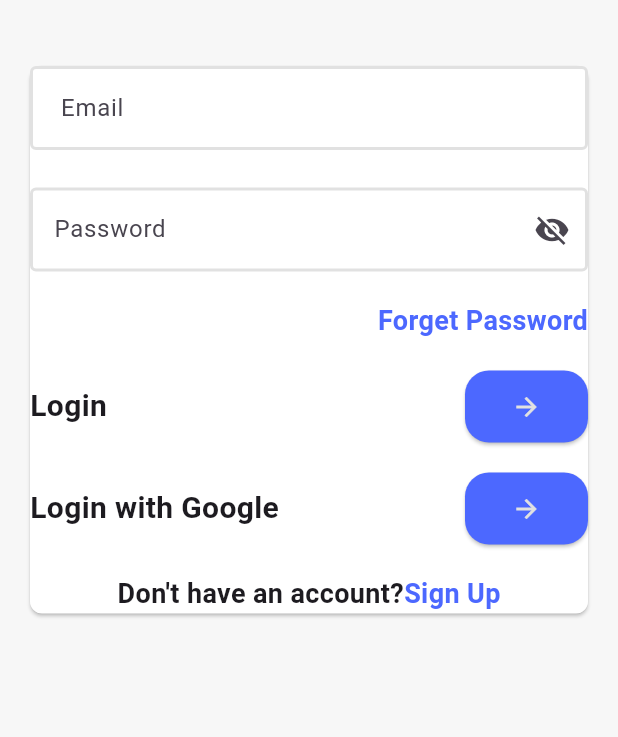
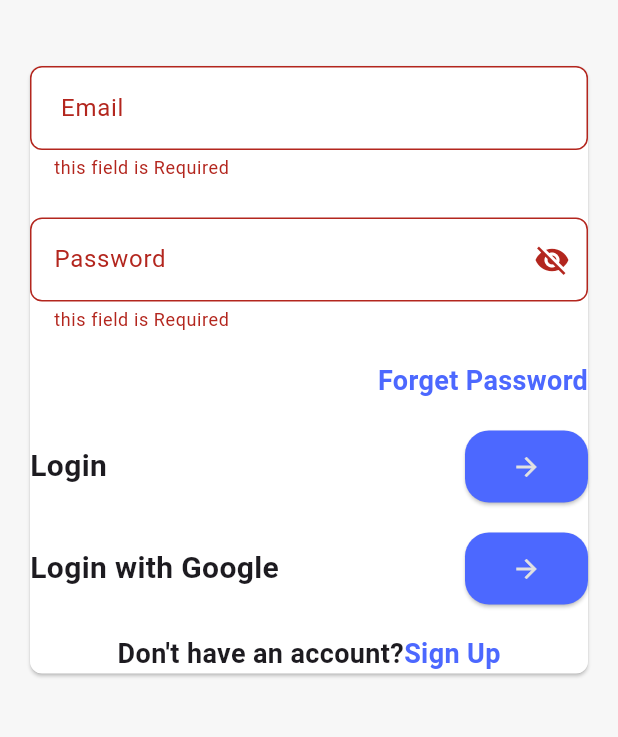
Before and after one commit to MoastafaNasser/market, a Flutter app: the LoginView screen opened directly, after a tap on the "arrow forward" icon, on a phone screen of 412 x 824 dp, the part 84-821 px from its top. Run offline on Flutter 3.47's test engine with Material 3 defaults, Android fonts, the phone set to English and light mode, and no system bars; our stand-ins replace bloc, cached_network_image, flutter_bloc, flutter_rating_bar, google_nav_bar, supabase_flutter; accounts and stored records are empty.

Commit message:
test login function with exception

```diff
--- a/lib/views/auth/ui/forget_view.dart
+++ b/lib/views/auth/ui/forget_view.dart
@@ -31,7 +31,7 @@ class ForgetView extends StatelessWidget {
               ),
               child: Column(
                 children: [
-                  const customTextFormField(
+                   customTextFormField(
                     Labeltext: " Email",
                   ),
                   const SizedBox(
--- a/lib/views/auth/ui/login_view.dart
+++ b/lib/views/auth/ui/login_view.dart
@@ -1,20 +1,44 @@
 import 'package:flutter/material.dart';
+import 'package:flutter_bloc/flutter_bloc.dart';
 import 'package:marketapp/core/app_colors.dart';
+import 'package:marketapp/core/components/Show_Msg.dart';
 import 'package:marketapp/views/auth/ui/SingUp_view.dart';
 import 'package:marketapp/views/auth/ui/forget_view.dart';
 import 'package:marketapp/views/auth/ui/widgets/Custom%20Row%20With%20Arrow%20Btn.dart';
 import 'package:marketapp/views/auth/ui/widgets/Custom_text_Form_Field.dart';
 import 'package:marketapp/views/auth/ui/widgets/custom_Text_Button.dart';
 import 'package:marketapp/views/nav_Bar/ui/main_home_view.dart';
+import 'package:marketapp/views/product_Details/logic/cubit/authentication_cubit.dart';
 
-class LoginView extends StatelessWidget {
+class LoginView extends StatefulWidget {
   const LoginView({super.key});
 
   @override
+  State<LoginView> createState() => _LoginViewState();
+}
+
+class _LoginViewState extends State<LoginView> {
+  final TextEditingController emailController = TextEditingController();
+  final TextEditingController passwordController = TextEditingController();
+  final GlobalKey<FormState> formKey = GlobalKey<FormState>();
+
+  @override
   Widget build(BuildContext context) {
-    return Scaffold(
+    return BlocConsumer<AuthenticationCubit, AuthenticationState>(
+      listener: (context, state) {
+        if (state is LogInError) {
+          ShowMsg(context, state.message);
+        }
+      },
+      builder: (context, state) {
+        AuthenticationCubit cubit = context.read<AuthenticationCubit>();
+        return state is LogInLoading
+            ? CircularProgressIndicator()
+            : Scaffold(
                 body: SafeArea(
                   child: SingleChildScrollView(
+                    child: Form(
+                      key: formKey,
                       child: Column(
                         children: [
                           SizedBox(
@@ -77,7 +101,13 @@ class LoginView extends StatelessWidget {
                                 ),
                                 CustomRowWithArrowBtn(
                                   text: "Login",
-                      onTap: () {},
+                                  onTap: () {
+                                    if (formKey.currentState!.validate()) {
+                                      cubit.login(
+                                          email: emailController.text,
+                                          password: passwordController.text);
+                                    }
+                                  },
                                 ),
                                 SizedBox(
                                   height: 20,
@@ -126,6 +156,18 @@ class LoginView extends StatelessWidget {
                       ),
                     ),
                   ),
+                ),
+              );
+      },
     );
   }
+
+
+
+  @override
+  void dispose() {
+    emailController.dispose();
+    passwordController.dispose();
+    super.dispose();
   }
+}
--- a/lib/views/auth/ui/widgets/Custom_text_Form_Field.dart
+++ b/lib/views/auth/ui/widgets/Custom_text_Form_Field.dart
@@ -2,7 +2,7 @@ import 'package:flutter/material.dart';
 import 'package:marketapp/core/app_colors.dart';
 
 class customTextFormField extends StatelessWidget {
-  const customTextFormField({
+   customTextFormField({
     super.key,
     required this.Labeltext,
     this.suffixIcon,
@@ -13,10 +13,12 @@ class customTextFormField extends StatelessWidget {
   final String Labeltext;
   final Widget? suffixIcon;
   final bool isSecured;
+  final TextEditingController controller = TextEditingController();
 
   @override
   Widget build(BuildContext context) {
     return TextFormField(
+      controller: controller,
       obscuringCharacter: "*",
       obscureText: isSecured,
       validator: (value) {
```
Also changed, not shown: lib/core/components/Show_Msg.dart (added, +11 -0 lines), lib/main.dart (+15 -8 lines). Lines whose indentation alone changed are shown as unchanged.
